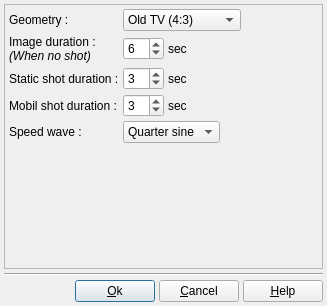
boenki/ffdiaporama, file DlgProject.ui: the form before one commit.
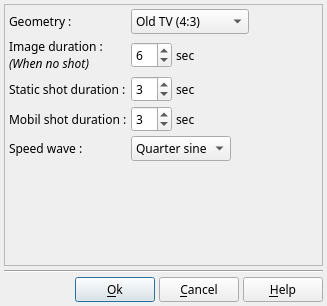
The form after the commit. Icons and pictures are not drawn.

Commit message: Correction d'un bug dans les boites de modif : l'image affichée n'est pas la bonne suite à la fusion des onglets Passage des polices de toutes les boites de dialogue à "Sans Serif" pour supprimer la dépendance à la police Ubuntu

Diff of the .ui file:
```diff
--- a/DlgProject.ui
+++ b/DlgProject.ui
@@ -18,6 +18,7 @@
   </property>
   <property name="font">
    <font>
+    <family>Sans Serif</family>
     <pointsize>9</pointsize>
    </font>
   </property>
@@ -51,7 +52,7 @@
         <x>0</x>
         <y>0</y>
         <width>317</width>
-        <height>259</height>
+        <height>256</height>
        </rect>
       </property>
       <layout class="QGridLayout" name="gridLayout_2">
@@ -113,7 +114,7 @@
           <string>&lt;!DOCTYPE HTML PUBLIC &quot;-//W3C//DTD HTML 4.0//EN&quot; &quot;http://www.w3.org/TR/REC-html40/strict.dtd&quot;&gt;
 &lt;html&gt;&lt;head&gt;&lt;meta name=&quot;qrichtext&quot; content=&quot;1&quot; /&gt;&lt;style type=&quot;text/css&quot;&gt;
 p, li { white-space: pre-wrap; }
-&lt;/style&gt;&lt;/head&gt;&lt;body style=&quot; font-family:'Ubuntu'; font-size:11pt; font-weight:400; font-style:normal;&quot;&gt;
+&lt;/style&gt;&lt;/head&gt;&lt;body style=&quot; font-family:'Sans Serif'; font-size:11pt; font-weight:400; font-style:normal;&quot;&gt;
 &lt;p style=&quot; margin-top:0px; margin-bottom:0px; margin-left:0px; margin-right:0px; -qt-block-indent:0; text-indent:0px;&quot;&gt;&lt;span style=&quot; font-size:9pt;&quot;&gt;Image duration :&lt;/span&gt;&lt;/p&gt;
 &lt;p style=&quot; margin-top:0px; margin-bottom:0px; margin-left:0px; margin-right:0px; -qt-block-indent:0; text-indent:0px;&quot;&gt;&lt;span style=&quot; font-size:9pt; font-style:italic;&quot;&gt;(When no shot)&lt;/span&gt;&lt;/p&gt;&lt;/body&gt;&lt;/html&gt;</string>
          </property>
```
The commit also changes 25 other files.
